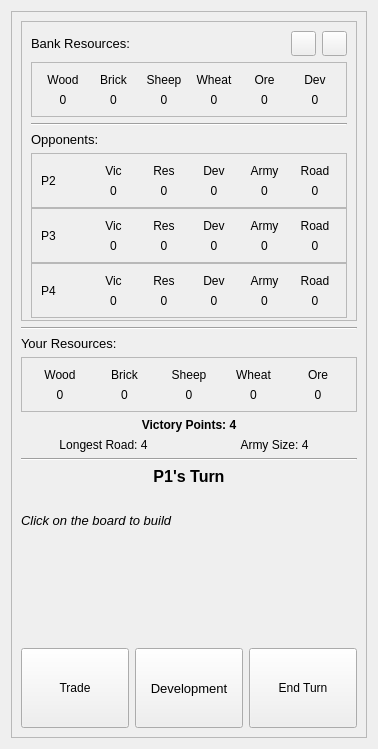
AlexShem247/a-catan-tutor, file view/ui/main_menu.ui: the form before one commit.
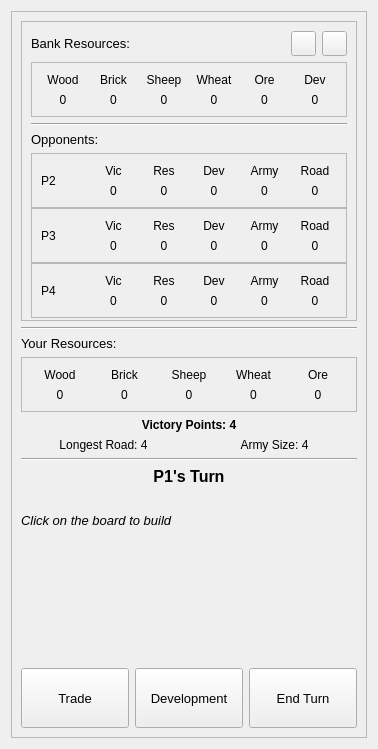
The form after the commit.

Diff of the .ui file:
```diff
--- a/view/ui/main_menu.ui
+++ b/view/ui/main_menu.ui
@@ -1134,9 +1134,14 @@
             <property name="minimumSize">
              <size>
               <width>0</width>
-              <height>80</height>
+              <height>60</height>
              </size>
             </property>
+            <property name="font">
+             <font>
+              <pointsize>10</pointsize>
+             </font>
+            </property>
             <property name="toolTip">
              <string>Open the trade menu to offer trades with other players or the bank.
 Building costs:
@@ -1154,7 +1159,7 @@
             <property name="minimumSize">
              <size>
               <width>0</width>
-              <height>80</height>
+              <height>60</height>
              </size>
             </property>
             <property name="font">
@@ -1176,9 +1181,14 @@
             <property name="minimumSize">
              <size>
               <width>0</width>
-              <height>80</height>
+              <height>60</height>
              </size>
             </property>
+            <property name="font">
+             <font>
+              <pointsize>10</pointsize>
+             </font>
+            </property>
             <property name="toolTip">
              <string>Finish your turn</string>
             </property>
```
